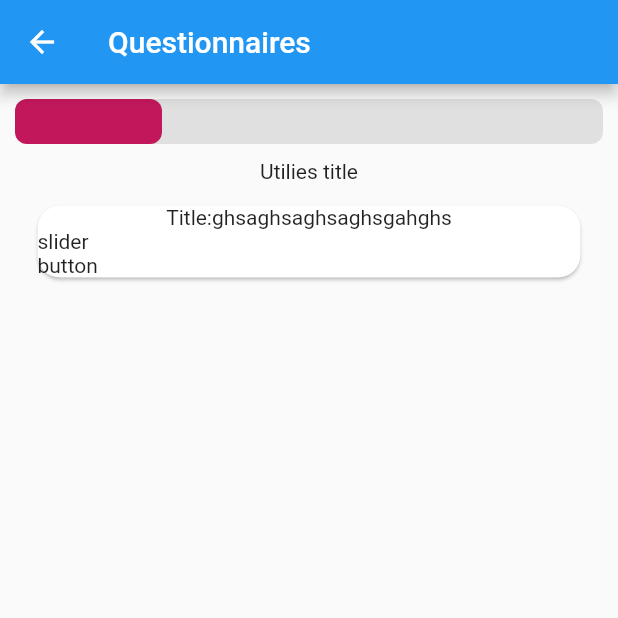
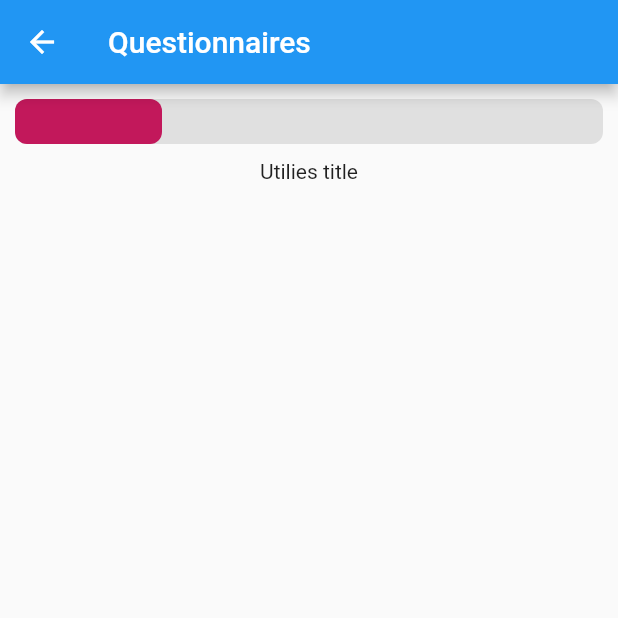
Before and after one commit to moehared/Climate-awareness-V2, a Flutter app: the QuestionaireView screen opened directly, on a phone screen of 412 x 824 dp, the top half of it. Run offline on Flutter 3.47's test engine with Material 2 defaults, Android fonts, the phone set to English and light mode, and no system bars; drawn by our look-alikes of flutter_animation_progress_bar; our stand-ins replace cloud_firestore, file_picker, firebase_auth, firebase_core, firebase_storage, flutter_pw_validator and 3 more; missing offline and left inert: xml2json; accounts and stored records are empty; Roboto replaces fonts that are missing (Roboto-).

```diff
--- a/app/lib/ui/views/questionaire-view/question-views/utilities-view.dart
+++ b/app/lib/ui/views/questionaire-view/question-views/utilities-view.dart
@@ -19,26 +19,6 @@ class UtilitiesView extends StatelessWidget {
                 style: TextStyle(fontFamily: 'Roboto-'),
               ),
             ),
-            Card(
-              margin: const EdgeInsets.all(15),
-              elevation: 1,
-              shape: const RoundedRectangleBorder(
-                borderRadius: const BorderRadius.all(
-                  Radius.circular(15),
-                ),
-              ),
-              child: Column(
-                crossAxisAlignment: CrossAxisAlignment.stretch,
-                children: [
-                  Text(
-                    'Title:ghsaghsaghsaghsgahghs',
-                    textAlign: TextAlign.center,
-                  ),
-                  Text('slider'),
-                  Text('button'),
-                ],
-              ),
-            ),
           ],
         ),
       ),
```
